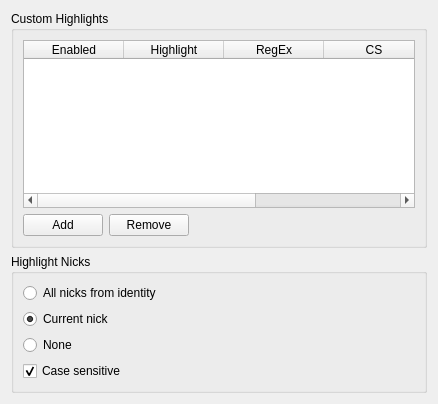
Old version of the form src/qtui/settingspages/highlightsettingspage.ui in the repository quassel/quassel.
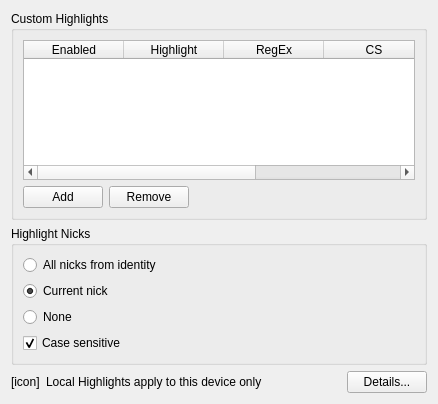
New version of the form.

Commit message:
client: Explain Local Highlights vs. Remote
Add footer to "Local Highlights" page to note that local highlights
apply to the current device only, including a "Details..." button.

Add a "Details..." dialog with a brief explanation and points out
where to configure highlights for all devices.

For Monolithic builds, indicate that "Remote Highlights" replaces
"Local Highlights" to help avoid confusion.  There's no remote core,
so local highlights have no reason to exist other than to provide a
path for upgrades.

Patch:
```diff
--- a/src/qtui/settingspages/highlightsettingspage.ui
+++ b/src/qtui/settingspages/highlightsettingspage.ui
@@ -138,6 +138,37 @@
      </layout>
     </widget>
    </item>
+   <item>
+    <layout class="QHBoxLayout">
+     <item>
+      <widget class="QLabel" name="localHighlightsIcon">
+       <property name="text">
+        <string notr="true">[icon]</string>
+       </property>
+      </widget>
+     </item>
+     <item>
+      <widget class="QLabel" name="localHighlightsLabel">
+       <property name="sizePolicy">
+        <sizepolicy hsizetype="Expanding" vsizetype="Preferred">
+         <horstretch>0</horstretch>
+         <verstretch>0</verstretch>
+        </sizepolicy>
+       </property>
+       <property name="text">
+        <string>Local Highlights apply to this device only</string>
+       </property>
+      </widget>
+     </item>
+     <item>
+      <widget class="QPushButton" name="localHighlightsDetails">
+       <property name="text">
+        <string>Details...</string>
+       </property>
+      </widget>
+     </item>
+    </layout>
+   </item>
   </layout>
  </widget>
  <resources/>
```
The commit also changes 2 other files.
